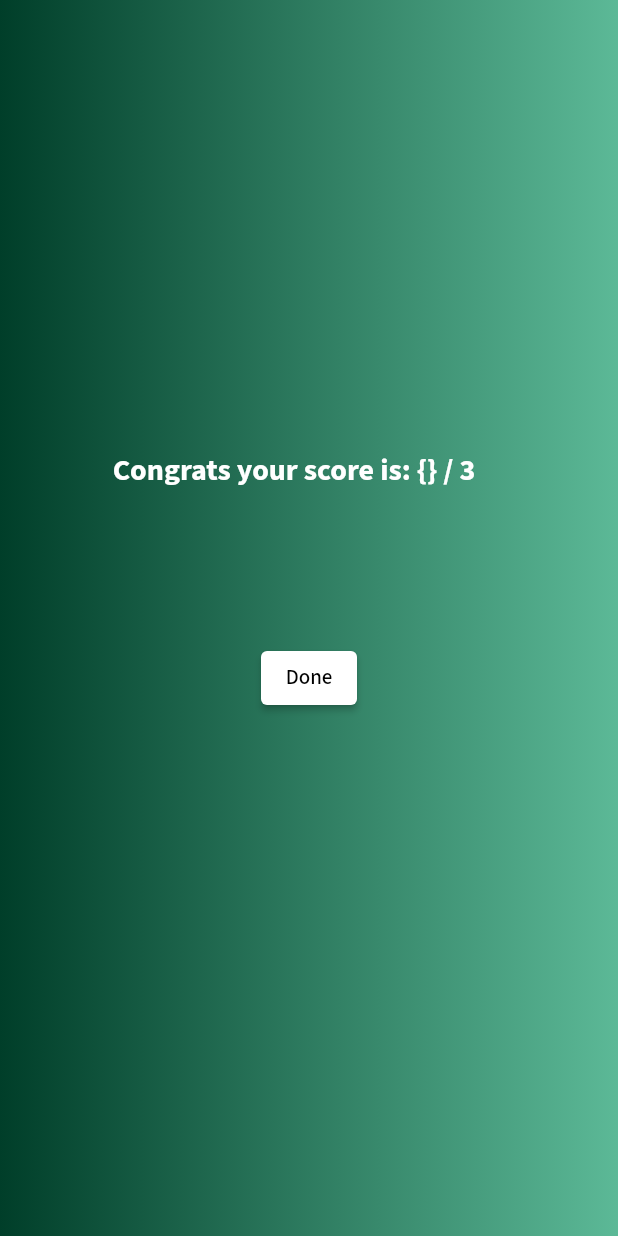
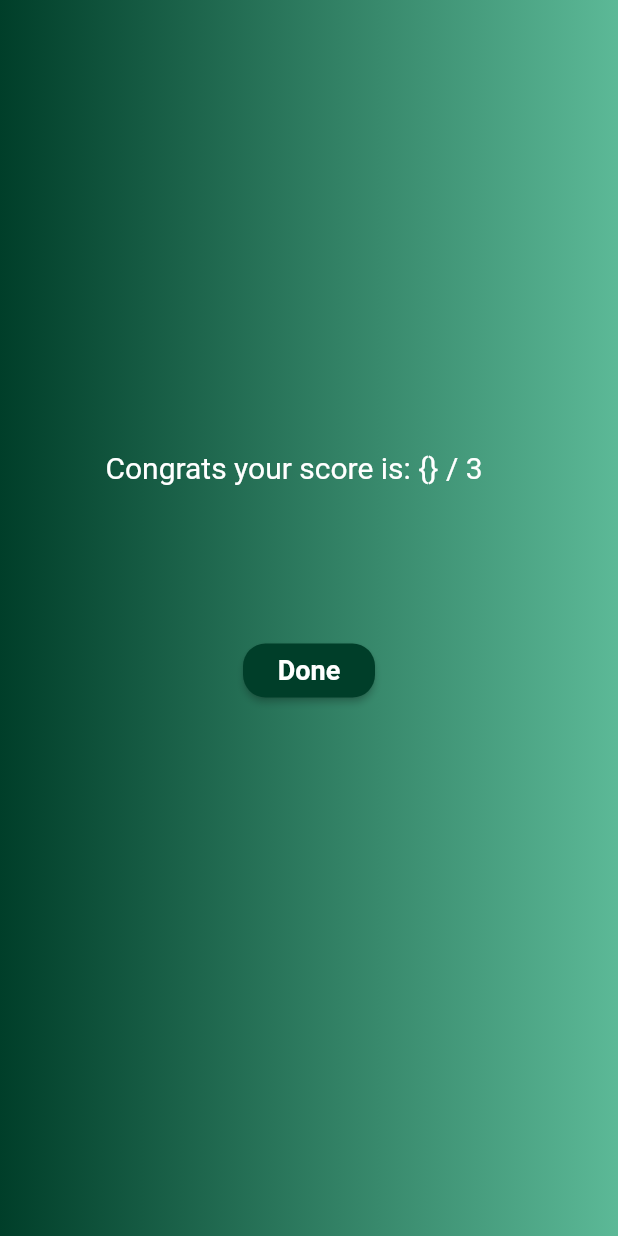
Before and after one commit to AfaqAnwar/money-manager, a Flutter app: the ResultsPage screen opened directly with empty values, on a phone screen of 412 x 824 dp. Run offline on Flutter 3.47's test engine with Material 2 defaults, Android fonts, the phone set to English and light mode, and no system bars; our stand-ins replace cloud_firestore, date_format, firebase_auth, firebase_core, firebase_database, google_fonts and 2 more; missing offline and left inert: loop_page_view, simple_form_builder, survey_kit, xen_popup_card; accounts and stored records are empty; network calls fail.

Commit message:
UI Button Changes

```diff
--- a/lib/pages/helpers/quiz_page.dart
+++ b/lib/pages/helpers/quiz_page.dart
@@ -175,6 +175,8 @@ class QuizPageState extends State<QuizPage> {
 // Functin to handle the backend for the next button
   MaterialButton buildElevatedButton() {
     return MaterialButton(
+      shape: const RoundedRectangleBorder(
+          borderRadius: BorderRadius.all(Radius.circular(20.0))),
       color: colors.AppColor.customDarkGreen,
       // when pressed and it is less than the number of questions go to the next questions
       onPressed: () {
--- a/lib/pages/helpers/result_page.dart
+++ b/lib/pages/helpers/result_page.dart
@@ -1,4 +1,5 @@
 import 'package:flutter/material.dart';
+import 'package:google_fonts/google_fonts.dart';
 import 'package:moneymanager/pages/tabs/home_page_tab.dart';
 import 'package:moneymanager/pages/tabs/module_page_tab.dart';
 import 'package:moneymanager/utils/colors.dart' as colors;
@@ -42,13 +43,10 @@ class ResultsPageState extends State<ResultsPage> {
           children: [
             Container(
               alignment: Alignment.center,
-              padding: EdgeInsets.only(top: 300, right: 20),
+              padding: const EdgeInsets.only(top: 300, right: 20),
               child: Text(
                 "Congrats your score is: ${widget.result.toString()} / 3",
-                style: TextStyle(
-                    fontSize: 20,
-                    color: Colors.white,
-                    fontWeight: FontWeight.bold),
+                style: GoogleFonts.roboto(fontSize: 20, color: Colors.white),
                 softWrap: true,
                 maxLines: 5,
               ),
@@ -63,16 +61,21 @@ class ResultsPageState extends State<ResultsPage> {
 }
 
 // UI for button to take back to module page
-ElevatedButton buildElevatedButton(BuildContext context) {
-  return ElevatedButton(
-    style: ElevatedButton.styleFrom(backgroundColor: Colors.white),
+MaterialButton buildElevatedButton(BuildContext context) {
+  return MaterialButton(
+    shape: const RoundedRectangleBorder(
+        borderRadius: BorderRadius.all(Radius.circular(15.0))),
     onPressed: () {
       Navigator.of(context)
           .pop(MaterialPageRoute(builder: (context) => HomePage()));
     },
-    child: const Text(
-      "Done",
-      style: TextStyle(color: Colors.black),
-    ),
+    color: colors.AppColor.customDarkGreen,
+    child: Text("Done",
+        textAlign: TextAlign.center,
+        style: GoogleFonts.roboto(
+          fontSize: 18,
+          color: Colors.white,
+          fontWeight: FontWeight.w600,
+        )),
   );
 }
--- a/lib/pages/registration_signup/forgot_password_page.dart
+++ b/lib/pages/registration_signup/forgot_password_page.dart
@@ -97,6 +97,8 @@ class _ForgotPasswordPageState extends State<ForgotPasswordPage> {
           ),
           const SizedBox(height: 10),
           MaterialButton(
+            shape: const RoundedRectangleBorder(
+                borderRadius: BorderRadius.all(Radius.circular(15.0))),
             onPressed: passwordReset,
             color: AppColor.customDarkGreen,
             child: Text('Reset Password',
--- a/lib/pages/tabs/home_page_tab.dart
+++ b/lib/pages/tabs/home_page_tab.dart
@@ -148,6 +148,9 @@ class _HomePageTabState extends State<HomePageTab> {
                             index: 0,
                             showIndex: false,
                             submitButtonDecoration: BoxDecoration(
+                                border: Border.all(color: Colors.white),
+                                borderRadius:
+                                    const BorderRadius.all(Radius.circular(20)),
                                 color: AppColor.customDarkGreen,
                                 shape: BoxShape.rectangle),
                             submitButtonText: "Add Transaction",
--- a/lib/pages/tabs/profile_tab.dart
+++ b/lib/pages/tabs/profile_tab.dart
@@ -237,6 +237,9 @@ class _ProfileTabState extends State<ProfileTab> {
                       mainAxisAlignment: MainAxisAlignment.center,
                       children: [
                         MaterialButton(
+                            shape: const RoundedRectangleBorder(
+                                borderRadius:
+                                    BorderRadius.all(Radius.circular(15.0))),
                             onPressed: (() {
                               showDialog(
                                   context: context,
--- a/lib/widgets/profile_manager.dart
+++ b/lib/widgets/profile_manager.dart
@@ -268,6 +268,8 @@ Widget buildProfileManager(BuildContext context) {
 
       // Sign Up Button
       MaterialButton(
+          shape: const RoundedRectangleBorder(
+              borderRadius: BorderRadius.all(Radius.circular(15.0))),
           onPressed: (() async {
             if (isEmpty() == false) {
               if (isCurrentPasswordPresent()) {
```
